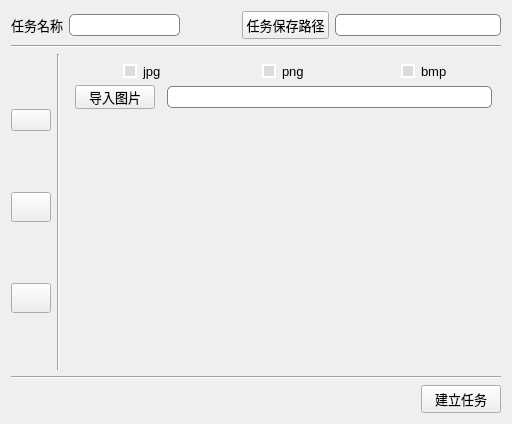
First picture: the form in build_task.ui, repository feiyuhuahuo/HuaHuoLabel, before the edit.
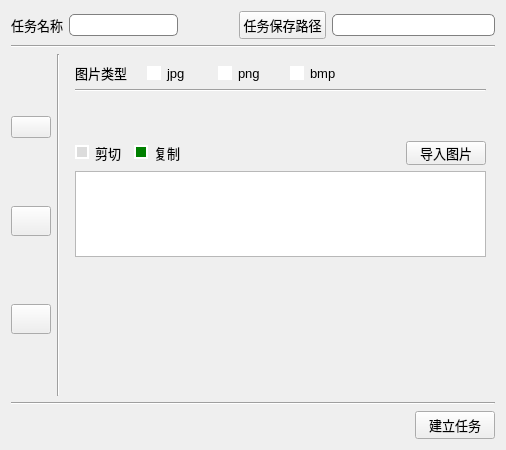
Second picture: the form after the edit. Icons and pictures are not drawn.

Commit message: build task image part, done

What changed in the file:
```diff
--- a/build_task.ui
+++ b/build_task.ui
@@ -6,10 +6,16 @@
    <rect>
     <x>0</x>
     <y>0</y>
-    <width>512</width>
-    <height>424</height>
+    <width>506</width>
+    <height>450</height>
    </rect>
   </property>
+  <property name="sizePolicy">
+   <sizepolicy hsizetype="Preferred" vsizetype="Preferred">
+    <horstretch>0</horstretch>
+    <verstretch>0</verstretch>
+   </sizepolicy>
+  </property>
   <property name="windowTitle">
    <string>Form</string>
   </property>
@@ -187,28 +193,36 @@
         <number>0</number>
        </property>
        <widget class="QWidget" name="page_1">
-        <layout class="QVBoxLayout" name="verticalLayout_4">
+        <layout class="QVBoxLayout" name="verticalLayout_4" stretch="1,1,2,0,4,6">
          <item>
-          <layout class="QVBoxLayout" name="verticalLayout_2">
-           <item>
-            <layout class="QHBoxLayout" name="horizontalLayout">
-             <item alignment="Qt::AlignHCenter">
-              <widget class="QRadioButton" name="radioButton_16">
+          <layout class="QHBoxLayout" name="horizontalLayout" stretch="1,1,1,1,2">
+           <item alignment="Qt::AlignLeft">
+            <widget class="QLabel" name="label">
+             <property name="font">
+              <font>
+               <pointsize>10</pointsize>
+              </font>
+             </property>
+             <property name="text">
+              <string>图片类型</string>
+             </property>
+            </widget>
+           </item>
+           <item alignment="Qt::AlignLeft">
+            <widget class="QCheckBox" name="checkBox_jpg">
                <property name="font">
                 <font>
                  <pointsize>10</pointsize>
                 </font>
                </property>
                <property name="styleSheet">
-                <string notr="true">QRadioButton::indicator:checked {
-
-    background-color:       green;
+              <string notr="true">QCheckBox::indicator:checked {
+    background-color:       blue;
     border:                 2px solid white;  
 }
 
-QRadioButton::indicator:unchecked {
-
-    background-color:       rgb(220, 220, 220);
+QCheckBox::indicator:unchecked {
+    background-color:      white;
     border:                 2px solid white;  
 }</string>
                </property>
@@ -220,23 +234,21 @@
                </property>
               </widget>
              </item>
-             <item alignment="Qt::AlignHCenter">
-              <widget class="QRadioButton" name="radioButton_15">
+           <item alignment="Qt::AlignLeft">
+            <widget class="QCheckBox" name="checkBox_png">
                <property name="font">
                 <font>
                  <pointsize>10</pointsize>
                 </font>
                </property>
                <property name="styleSheet">
-                <string notr="true">QRadioButton::indicator:checked {
-
-    background-color:       green;
+              <string notr="true">QCheckBox::indicator:checked {
+    background-color:       blue;
     border:                 2px solid white;  
 }
 
-QRadioButton::indicator:unchecked {
-
-    background-color:       rgb(220, 220, 220);
+QCheckBox::indicator:unchecked {
+    background-color:      white;
     border:                 2px solid white;  
 }</string>
                </property>
@@ -248,23 +260,21 @@
                </property>
               </widget>
              </item>
-             <item alignment="Qt::AlignHCenter">
-              <widget class="QRadioButton" name="radioButton_17">
+           <item alignment="Qt::AlignLeft">
+            <widget class="QCheckBox" name="checkBox_bmp">
                <property name="font">
                 <font>
                  <pointsize>10</pointsize>
                 </font>
                </property>
                <property name="styleSheet">
-                <string notr="true">QRadioButton::indicator:checked {
-
-    background-color:       green;
+              <string notr="true">QCheckBox::indicator:checked {
+    background-color:       blue;
     border:                 2px solid white;  
 }
 
-QRadioButton::indicator:unchecked {
-
-    background-color:       rgb(220, 220, 220);
+QCheckBox::indicator:unchecked {
+    background-color:      white;
     border:                 2px solid white;  
 }</string>
                </property>
@@ -276,15 +286,117 @@
                </property>
               </widget>
              </item>
-            </layout>
-           </item>
+           <item>
+            <spacer name="horizontalSpacer_8">
+             <property name="orientation">
+              <enum>Qt::Horizontal</enum>
+             </property>
+             <property name="sizeHint" stdset="0">
+              <size>
+               <width>40</width>
+               <height>20</height>
+              </size>
+             </property>
+            </spacer>
+           </item>
+          </layout>
+         </item>
+         <item>
+          <widget class="Line" name="line_4">
+           <property name="orientation">
+            <enum>Qt::Horizontal</enum>
+           </property>
+          </widget>
+         </item>
+         <item>
+          <spacer name="verticalSpacer_2">
+           <property name="orientation">
+            <enum>Qt::Vertical</enum>
+           </property>
+           <property name="sizeHint" stdset="0">
+            <size>
+             <width>20</width>
+             <height>40</height>
+            </size>
+           </property>
+          </spacer>
+         </item>
            <item>
             <layout class="QHBoxLayout" name="horizontalLayout_4">
              <property name="spacing">
               <number>12</number>
              </property>
+           <item alignment="Qt::AlignHCenter">
+            <widget class="QRadioButton" name="radioButton_cut">
+             <property name="font">
+              <font>
+               <pointsize>10</pointsize>
+              </font>
+             </property>
+             <property name="styleSheet">
+              <string notr="true">QRadioButton::indicator:checked {
+
+    background-color:       green;
+    border:                 2px solid white;  
+}
+
+QRadioButton::indicator:unchecked {
+
+    background-color:       rgb(220, 220, 220);
+    border:                 2px solid white;  
+}</string>
+             </property>
+             <property name="text">
+              <string>剪切</string>
+             </property>
+            </widget>
+           </item>
+           <item alignment="Qt::AlignHCenter">
+            <widget class="QRadioButton" name="radioButton_copy">
+             <property name="enabled">
+              <bool>true</bool>
+             </property>
+             <property name="font">
+              <font>
+               <pointsize>10</pointsize>
+              </font>
+             </property>
+             <property name="styleSheet">
+              <string notr="true">QRadioButton::indicator:checked {
+
+    background-color:       green;
+    border:                 2px solid white;  
+}
+
+QRadioButton::indicator:unchecked {
+
+    background-color:       rgb(220, 220, 220);
+    border:                 2px solid white;  
+}</string>
+             </property>
+             <property name="text">
+              <string>复制</string>
+             </property>
+             <property name="checked">
+              <bool>true</bool>
+             </property>
+            </widget>
+           </item>
              <item>
-              <widget class="QPushButton" name="pushButton_open_dir">
+            <spacer name="horizontalSpacer_9">
+             <property name="orientation">
+              <enum>Qt::Horizontal</enum>
+             </property>
+             <property name="sizeHint" stdset="0">
+              <size>
+               <width>40</width>
+               <height>20</height>
+              </size>
+             </property>
+            </spacer>
+           </item>
+           <item>
+            <widget class="QPushButton" name="pushButton_import_imgs">
                <property name="sizePolicy">
                 <sizepolicy hsizetype="Minimum" vsizetype="Maximum">
                  <horstretch>0</horstretch>
@@ -332,26 +444,16 @@
                </property>
               </widget>
              </item>
+          </layout>
+         </item>
              <item>
-              <widget class="QLineEdit" name="lineEdit_7">
-               <property name="minimumSize">
-                <size>
-                 <width>0</width>
-                 <height>22</height>
-                </size>
-               </property>
-               <property name="styleSheet">
-                <string notr="true">border: 1px solid gray;
-border-radius: 5px;</string>
-               </property>
-               <property name="readOnly">
-                <bool>true</bool>
-               </property>
-              </widget>
-             </item>
-            </layout>
-           </item>
-          </layout>
+          <widget class="QTextBrowser" name="textBrowser_3">
+           <property name="font">
+            <font>
+             <pointsize>10</pointsize>
+            </font>
+           </property>
+          </widget>
          </item>
          <item>
           <spacer name="verticalSpacer">
```
Left out of the diff: 124 changed lines with no effect on the pictures. Lines whose indentation alone changed are shown as unchanged. The commit also changes 14 other files.
